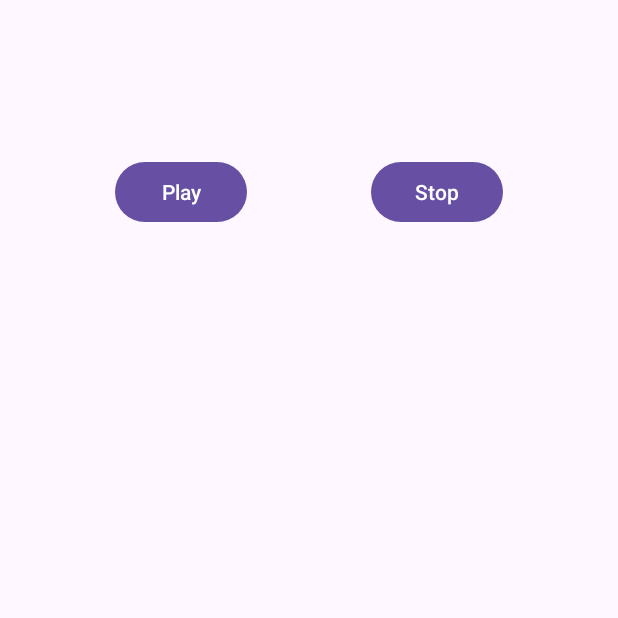
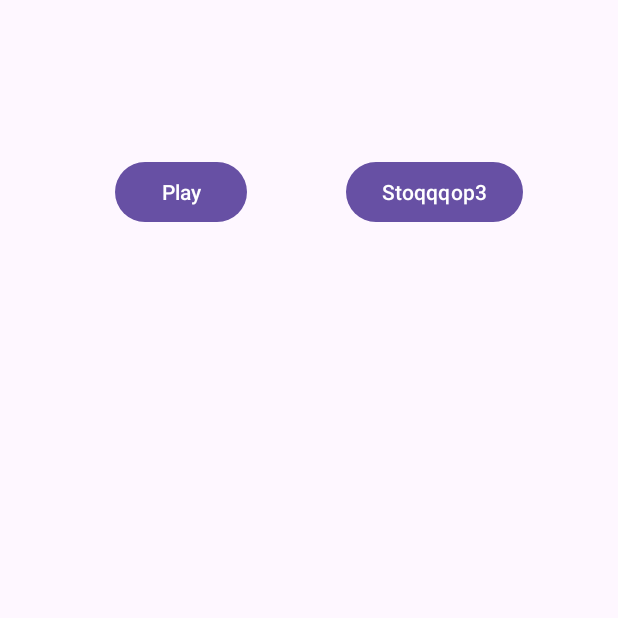
Before and after one commit to Datakokk/modulo-DAM, an Android app: the Activity1 screen opened directly, with no data from a screen before it, on a phone screen of 412 x 824 dp, the top half of it. Run offline under Robolectric (Android 15) with nearby library versions, the light colour scheme and no system bars.

Commit message:
Se ha iniciado el cambio en la actividad1

```diff
--- a/PMDM/LibreriasMultimediaIntegradas/app/src/main/AndroidManifest.xml
+++ b/PMDM/LibreriasMultimediaIntegradas/app/src/main/AndroidManifest.xml
@@ -3,7 +3,7 @@
     xmlns:tools="http://schemas.android.com/tools">
     <!-- Declaración de permisos -->
     <uses-permission android:name="android.permission.INTERNET" />
-
+    <uses-permission android:name="android.permission.RECORD_AUDIO"/>
     <application
         android:allowBackup="true"
         android:dataExtractionRules="@xml/data_extraction_rules"
--- a/PMDM/LibreriasMultimediaIntegradas/app/src/main/res/layout/activity_1.xml
+++ b/PMDM/LibreriasMultimediaIntegradas/app/src/main/res/layout/activity_1.xml
@@ -8,7 +8,7 @@
 
     <!-- Botón Play -->
 
-    <!-- Botón Stop -->
+
 
     <Button
         android:id="@+id/btn_play_audio"
@@ -21,6 +21,7 @@
         app:layout_constraintStart_toStartOf="parent"
         app:layout_constraintTop_toTopOf="parent" />
 
+    <!-- Botón Stop -->
     <Button
         android:id="@+id/btn_stop_audio"
         android:layout_width="wrap_content"
@@ -32,4 +33,39 @@
         app:layout_constraintStart_toEndOf="@id/btn_play_audio"
         app:layout_constraintTop_toTopOf="parent" />
 
+    <!-- Botón Stop 1-->
+    <Button
+        android:id="@+id/btn_stop_audio1"
+        android:layout_width="wrap_content"
+        android:layout_height="wrap_content"
+        android:layout_marginStart="3dp"
+        android:layout_marginTop="104dp"
+        android:text="Stoop"
+        app:layout_constraintEnd_toEndOf="parent"
+        app:layout_constraintStart_toEndOf="@id/btn_play_audio"
+        app:layout_constraintTop_toTopOf="parent" />
+
+    <!-- Botón Sto2p -->
+    <Button
+        android:id="@+id/btn_stop_audio12"
+        android:layout_width="wrap_content"
+        android:layout_height="wrap_content"
+        android:layout_marginStart="3dp"
+        android:layout_marginTop="104dp"
+        android:text="Stoqqqop"
+        app:layout_constraintEnd_toEndOf="parent"
+        app:layout_constraintStart_toEndOf="@id/btn_play_audio"
+        app:layout_constraintTop_toTopOf="parent" />
+
+    <!-- Botón Sto3p -->
+    <Button
+        android:id="@+id/btn_stop_audio123"
+        android:layout_width="wrap_content"
+        android:layout_height="wrap_content"
+        android:layout_marginStart="3dp"
+        android:layout_marginTop="104dp"
+        android:text="Stoqqqop3"
+        app:layout_constraintEnd_toEndOf="parent"
+        app:layout_constraintStart_toEndOf="@id/btn_play_audio"
+        app:layout_constraintTop_toTopOf="parent" />
 </androidx.constraintlayout.widget.ConstraintLayout>
```
